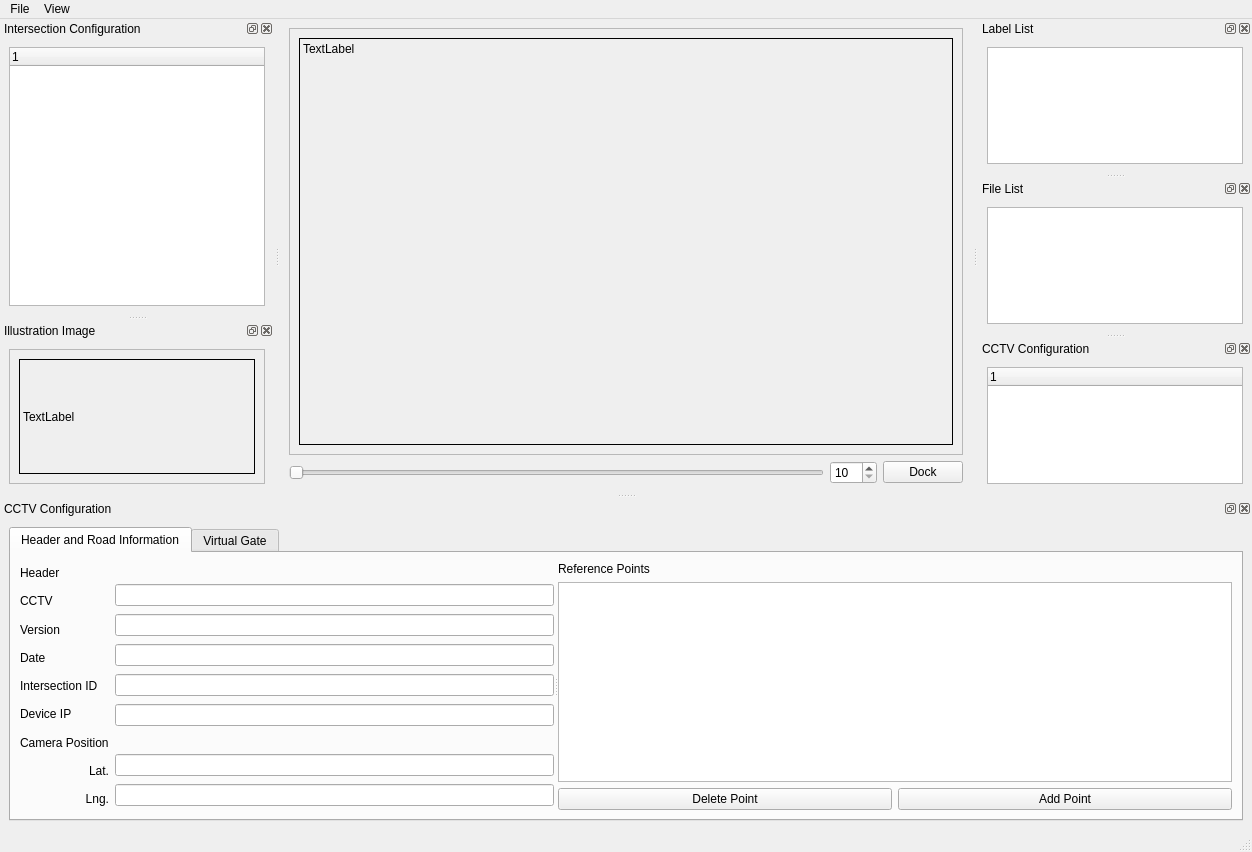
Above: LabelTool2.ui from b875102/LabelTool before the change. Below: the same form after it.
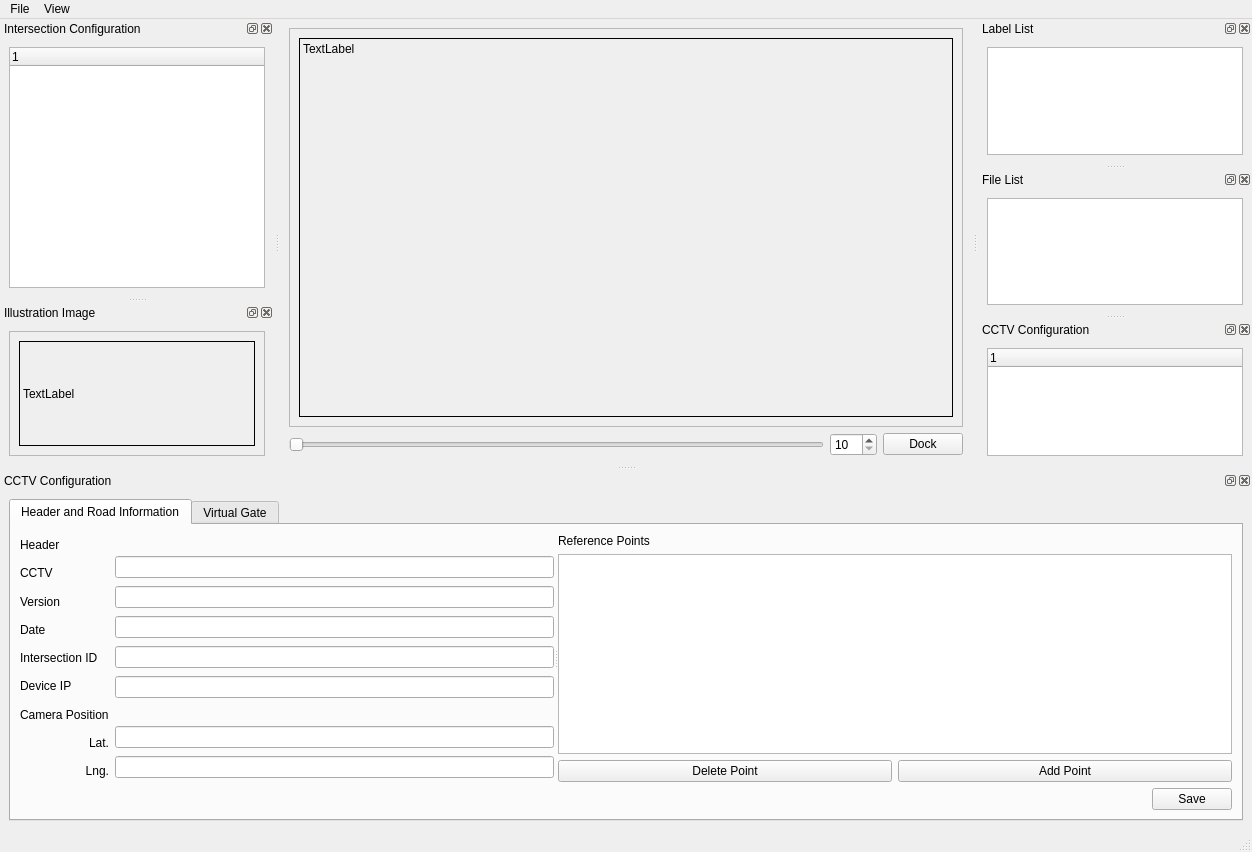
That is the form after the change. The open tabs and pages were chosen to show the change.

Patch:
```diff
--- a/LabelTool2.ui
+++ b/LabelTool2.ui
@@ -28,7 +28,7 @@
            <x>0</x>
            <y>0</y>
            <width>674</width>
-           <height>415</height>
+           <height>405</height>
           </rect>
          </property>
          <layout class="QGridLayout" name="gridLayout">
@@ -188,6 +188,9 @@
          <verstretch>0</verstretch>
         </sizepolicy>
        </property>
+       <property name="indentation">
+        <number>5</number>
+       </property>
        <property name="headerHidden">
         <bool>false</bool>
        </property>
@@ -227,7 +230,7 @@
           <x>0</x>
           <y>0</y>
           <width>254</width>
-          <height>126</height>
+          <height>130</height>
          </rect>
         </property>
         <layout class="QGridLayout" name="gridLayout_5">
@@ -301,6 +304,8 @@
         </attribute>
         <layout class="QGridLayout" name="gridLayout_9">
          <item row="0" column="0">
+          <layout class="QVBoxLayout" name="verticalLayout_9">
+           <item>
           <widget class="QSplitter" name="splitter_2">
            <property name="orientation">
             <enum>Qt::Horizontal</enum>
@@ -399,7 +404,14 @@
                 </spacer>
                </item>
                <item>
-                <widget class="QLineEdit" name="txtCCTV"/>
+                  <widget class="QLineEdit" name="txtCCTV">
+                   <property name="sizePolicy">
+                    <sizepolicy hsizetype="Expanding" vsizetype="Fixed">
+                     <horstretch>0</horstretch>
+                     <verstretch>0</verstretch>
+                    </sizepolicy>
+                   </property>
+                  </widget>
                </item>
                <item>
                 <widget class="QLineEdit" name="txtVersion"/>
@@ -487,6 +499,32 @@
            </widget>
           </widget>
          </item>
+           <item>
+            <layout class="QHBoxLayout" name="horizontalLayout_7">
+             <item>
+              <spacer name="horizontalSpacer">
+               <property name="orientation">
+                <enum>Qt::Horizontal</enum>
+               </property>
+               <property name="sizeHint" stdset="0">
+                <size>
+                 <width>40</width>
+                 <height>20</height>
+                </size>
+               </property>
+              </spacer>
+             </item>
+             <item>
+              <widget class="QPushButton" name="btnSave1">
+               <property name="text">
+                <string>Save</string>
+               </property>
+              </widget>
+             </item>
+            </layout>
+           </item>
+          </layout>
+         </item>
         </layout>
        </widget>
        <widget class="QWidget" name="tpgVirtualGate">
@@ -495,11 +533,13 @@
         </attribute>
         <layout class="QGridLayout" name="gridLayout_11">
          <item row="0" column="0">
+          <layout class="QVBoxLayout" name="verticalLayout_11">
+           <item>
           <widget class="QSplitter" name="splitter">
            <property name="orientation">
             <enum>Qt::Horizontal</enum>
            </property>
-           <widget class="QWidget" name="">
+             <widget class="QWidget" name="layoutWidget">
             <layout class="QVBoxLayout" name="verticalLayout_4">
              <item>
               <layout class="QHBoxLayout" name="horizontalLayout_3">
@@ -566,7 +606,7 @@
              </item>
             </layout>
            </widget>
-           <widget class="QWidget" name="">
+             <widget class="QWidget" name="layoutWidget">
             <layout class="QVBoxLayout" name="verticalLayout_8">
              <item>
               <layout class="QHBoxLayout" name="horizontalLayout_5">
@@ -624,6 +664,32 @@
             </layout>
            </widget>
           </widget>
+           </item>
+           <item>
+            <layout class="QHBoxLayout" name="horizontalLayout_9">
+             <item>
+              <spacer name="horizontalSpacer_2">
+               <property name="orientation">
+                <enum>Qt::Horizontal</enum>
+               </property>
+               <property name="sizeHint" stdset="0">
+                <size>
+                 <width>40</width>
+                 <height>20</height>
+                </size>
+               </property>
+              </spacer>
+             </item>
+             <item>
+              <widget class="QPushButton" name="btnSave2">
+               <property name="text">
+                <string>Save</string>
+               </property>
+              </widget>
+             </item>
+            </layout>
+           </item>
+          </layout>
          </item>
         </layout>
        </widget>
```
Lines whose indentation alone changed are shown as unchanged.
